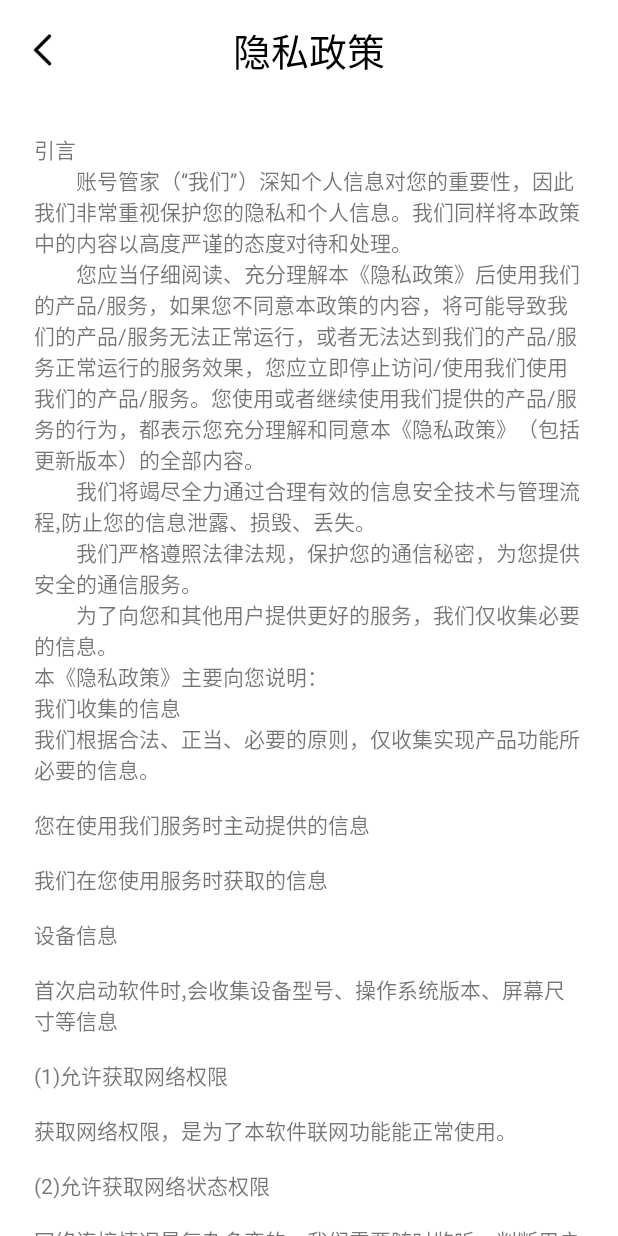
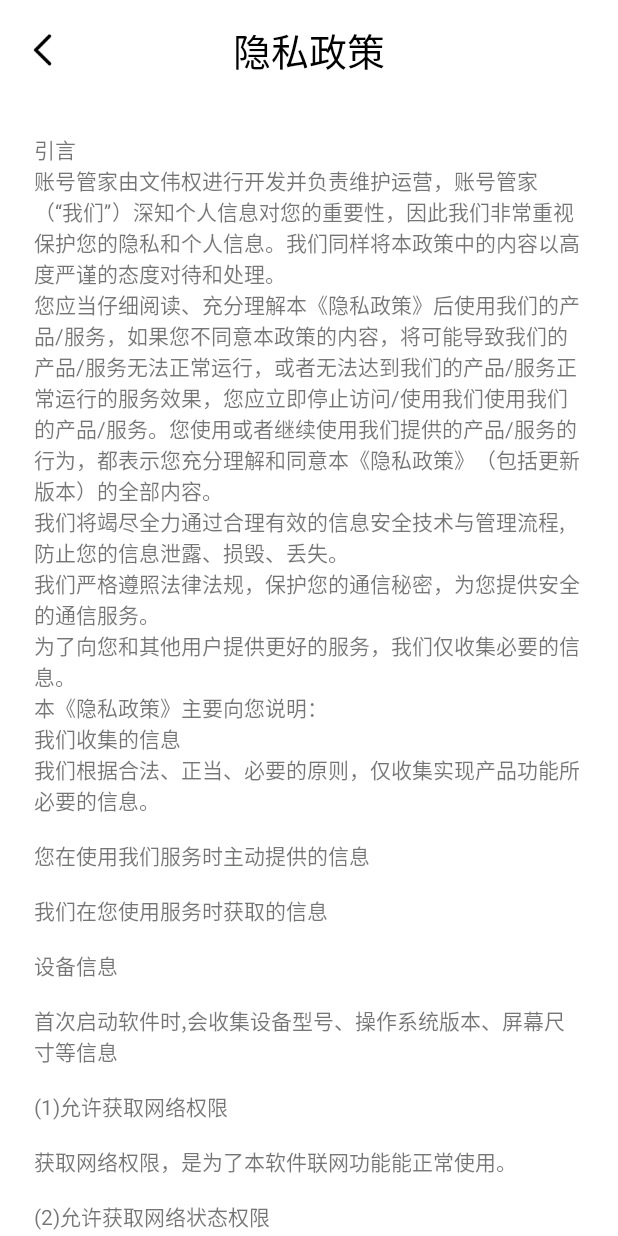
Before and after one commit to Alex-wen1995/PasswordSave, an Android app: the Term2Activity screen opened directly, with no data from a screen before it, on a phone screen of 412 x 824 dp. Run offline under Robolectric (Android 15) with nearby library versions, the phone set to English and light mode, and no system bars; our stand-ins replace Room's generated code, RxJava; libraries missing offline, so code that uses them is left out: com.previewlibrary, com.socks.library, com.squareup.leakcanary, com.tencent.mmkv, pub.devrel.easypermissions.

```diff
--- a/app/src/main/java/com/passwordsave/module/main/Term2Activity.kt
+++ b/app/src/main/java/com/passwordsave/module/main/Term2Activity.kt
@@ -21,11 +21,11 @@ class Term2Activity : BaseActivity(){
     @SuppressLint("SetTextI18n")
     override fun initView() {
         tv_term_content.text="引言\n" +
-                "  账号管家（“我们”）深知个人信息对您的重要性，因此我们非常重视保护您的隐私和个人信息。我们同样将本政策中的内容以高度严谨的态度对待和处理。\n" +
-                "  您应当仔细阅读、充分理解本《隐私政策》后使用我们的产品/服务，如果您不同意本政策的内容，将可能导致我们的产品/服务无法正常运行，或者无法达到我们的产品/服务正常运行的服务效果，您应立即停止访问/使用我们使用我们的产品/服务。您使用或者继续使用我们提供的产品/服务的行为，都表示您充分理解和同意本《隐私政策》（包括更新版本）的全部内容。\n" +
-                "  我们将竭尽全力通过合理有效的信息安全技术与管理流程,防止您的信息泄露、损毁、丢失。\n" +
-                "  我们严格遵照法律法规，保护您的通信秘密，为您提供安全的通信服务。\n" +
-                "  为了向您和其他用户提供更好的服务，我们仅收集必要的信息。\n" +
+                "账号管家由文伟权进行开发并负责维护运营，账号管家（“我们”）深知个人信息对您的重要性，因此我们非常重视保护您的隐私和个人信息。我们同样将本政策中的内容以高度严谨的态度对待和处理。\n" +
+                "您应当仔细阅读、充分理解本《隐私政策》后使用我们的产品/服务，如果您不同意本政策的内容，将可能导致我们的产品/服务无法正常运行，或者无法达到我们的产品/服务正常运行的服务效果，您应立即停止访问/使用我们使用我们的产品/服务。您使用或者继续使用我们提供的产品/服务的行为，都表示您充分理解和同意本《隐私政策》（包括更新版本）的全部内容。\n" +
+                "我们将竭尽全力通过合理有效的信息安全技术与管理流程,防止您的信息泄露、损毁、丢失。\n" +
+                "我们严格遵照法律法规，保护您的通信秘密，为您提供安全的通信服务。\n" +
+                "为了向您和其他用户提供更好的服务，我们仅收集必要的信息。\n" +
                 "本《隐私政策》主要向您说明：\n" +
                 "我们收集的信息\n" +
                 "我们根据合法、正当、必要的原则，仅收集实现产品功能所必要的信息。\n" +
```
Also changed, not shown: app/src/main/java/com/passwordsave/module/ad/AdActivity.java (+35 -8 lines).
